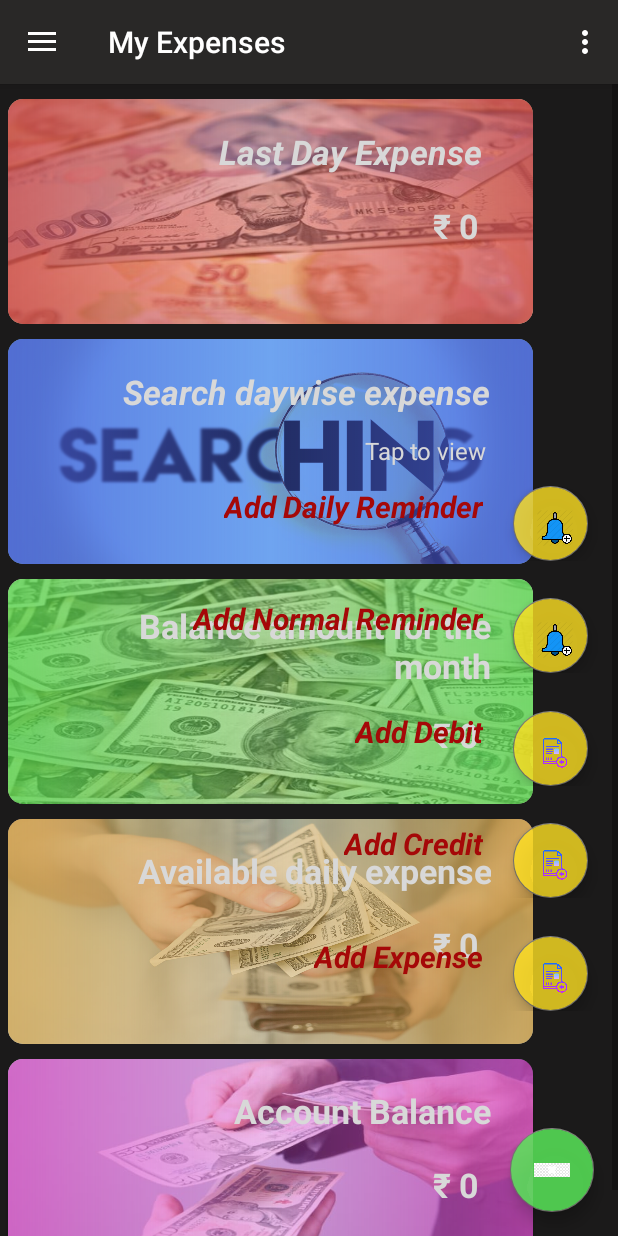
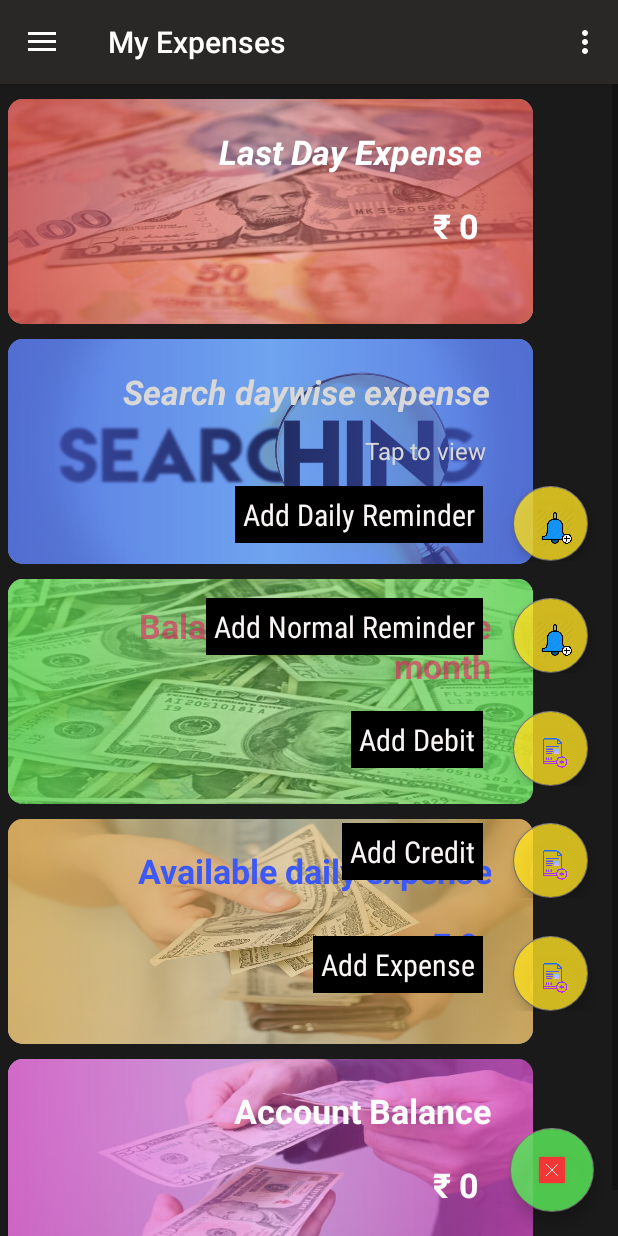
Before and after one commit to vimal97/Jarvis, an Android app: the dashboard screen opened directly, with no data from a screen before it, in the side drawer, after a tap on "My Expenses", on a phone screen of 412 x 824 dp. Run offline under Robolectric (Android 15) with nearby library versions, the phone set to English and light mode, and no system bars; our stand-ins replace navigation-ui.

Commit message:
Certain UI modifications

```diff
--- a/app/src/main/res/layout/app_bar_dashboard.xml
+++ b/app/src/main/res/layout/app_bar_dashboard.xml
@@ -53,7 +53,10 @@
             android:text="Add Daily Reminder"
             android:layout_gravity="right"
             android:textColor="@color/floating_menu"
-            android:textStyle="bold|italic"
+            android:padding="5dp"
+            android:background="@android:color/black"
+            android:fontFamily="sans-serif-condensed"
+            android:textStyle="normal"
             android:textSize="20dp"
             android:layout_marginTop="10dp"
             android:layout_marginRight="20dp"
@@ -88,7 +91,10 @@
             android:text="Add Normal Reminder"
             android:layout_gravity="right"
             android:textColor="@color/floating_menu"
-            android:textStyle="bold|italic"
+            android:padding="5dp"
+            android:background="@android:color/black"
+            android:fontFamily="sans-serif-condensed"
+            android:textStyle="normal"
             android:textSize="20dp"
             android:layout_marginTop="10dp"
             android:layout_marginRight="20dp"
@@ -123,7 +129,10 @@
             android:text="Add Debit"
             android:layout_gravity="right"
             android:textColor="@color/floating_menu"
-            android:textStyle="bold|italic"
+            android:padding="5dp"
+            android:background="@android:color/black"
+            android:fontFamily="sans-serif-condensed"
+            android:textStyle="normal"
             android:textSize="20dp"
             android:layout_marginTop="10dp"
             android:layout_marginRight="20dp"
@@ -158,7 +167,10 @@
             android:text="Add Credit"
             android:layout_gravity="right"
             android:textColor="@color/floating_menu"
-            android:textStyle="bold|italic"
+            android:padding="5dp"
+            android:background="@android:color/black"
+            android:fontFamily="sans-serif-condensed"
+            android:textStyle="normal"
             android:textSize="20dp"
             android:layout_marginTop="10dp"
             android:layout_marginRight="20dp"
@@ -192,7 +204,10 @@
             android:text="Add Expense"
             android:layout_gravity="right"
             android:textColor="@color/floating_menu"
-            android:textStyle="bold|italic"
+            android:padding="5dp"
+            android:background="@android:color/black"
+            android:fontFamily="sans-serif-condensed"
+            android:textStyle="normal"
             android:textSize="20dp"
             android:layout_marginTop="10dp"
             android:layout_marginRight="20dp"
--- a/app/src/main/res/layout/fragment_expenses.xml
+++ b/app/src/main/res/layout/fragment_expenses.xml
@@ -57,7 +57,7 @@
                         android:layout_marginRight="20dp"
                         android:fontFamily="sans-serif"
                         android:text="Last Day Expense"
-                        android:textColor="@color/cardViewHeadline"
+                        android:textColor="@color/expense_card_headline_1"
                         android:textSize="22.5dp"
                         android:textStyle="bold|italic"
                         app:layout_constraintBottom_toBottomOf="parent"
@@ -74,7 +74,7 @@
                         android:layout_marginTop="10dp"
                         android:layout_marginRight="20dp"
                         android:text="\u20B9 0"
-                        android:textColor="@color/cardViewHeadline"
+                        android:textColor="@color/expense_card_headline_1"
                         android:textSize="22.5dp"
                         android:textStyle="bold"
                         app:layout_constraintBottom_toBottomOf="parent"
@@ -126,7 +126,7 @@
                         android:layout_marginRight="20dp"
                         android:fontFamily="sans-serif"
                         android:text="Search daywise expense"
-                        android:textColor="@color/cardViewHeadline"
+                        android:textColor="@color/expense_card_headline_2"
                         android:textSize="22.5dp"
                         android:textStyle="bold|italic"
                         app:layout_constraintBottom_toBottomOf="parent"
@@ -141,7 +141,7 @@
                         android:layout_width="wrap_content"
                         android:layout_height="wrap_content"
                         android:text="Tap to view"
-                        android:textColor="@color/cardViewHeadline"
+                        android:textColor="@color/expense_card_headline_2"
                         android:textSize="16dp"
                         app:layout_constraintBottom_toBottomOf="parent"
                         app:layout_constraintEnd_toEndOf="parent"
@@ -195,7 +195,7 @@
                         android:text="Balance amount for the month"
                         android:textSize="22.5sp"
                         android:textStyle="bold"
-                        android:textColor="@color/cardViewHeadline"
+                        android:textColor="@color/expense_card_headline_3"
                         app:layout_constraintBottom_toBottomOf="parent"
                         app:layout_constraintEnd_toEndOf="parent"
                         app:layout_constraintHorizontal_bias="0.9"
@@ -210,7 +210,7 @@
                         android:layout_marginTop="10dp"
                         android:layout_marginRight="20dp"
                         android:text="\u20B9 0"
-                        android:textColor="@color/cardViewHeadline"
+                        android:textColor="@color/expense_card_headline_3"
                         android:textSize="22.5dp"
                         android:textStyle="bold"
                         app:layout_constraintBottom_toBottomOf="parent"
@@ -267,7 +267,7 @@
                         android:text="Available daily expense"
                         android:textSize="22.5sp"
                         android:textStyle="bold"
-                        android:textColor="@color/cardViewHeadline"
+                        android:textColor="@color/expense_card_headline_4"
                         app:layout_constraintBottom_toBottomOf="parent"
                         app:layout_constraintEnd_toEndOf="parent"
                         app:layout_constraintHorizontal_bias="0.9"
@@ -282,7 +282,7 @@
                         android:layout_marginTop="10dp"
                         android:layout_marginRight="20dp"
                         android:text="\u20B9 0"
-                        android:textColor="@color/cardViewHeadline"
+                        android:textColor="@color/expense_card_headline_4"
                         android:textSize="22.5dp"
                         android:textStyle="bold"
                         app:layout_constraintBottom_toBottomOf="parent"
@@ -339,7 +339,7 @@
                         android:text="Account Balance"
                         android:textSize="22.5sp"
                         android:textStyle="bold"
-                        android:textColor="@color/cardViewHeadline"
+                        android:textColor="@color/expense_card_headline_5"
                         app:layout_constraintBottom_toBottomOf="parent"
                         app:layout_constraintEnd_toEndOf="parent"
                         app:layout_constraintHorizontal_bias="0.9"
@@ -354,7 +354,7 @@
                         android:layout_marginTop="10dp"
                         android:layout_marginRight="20dp"
                         android:text="\u20B9 0"
-                        android:textColor="@color/cardViewHeadline"
+                        android:textColor="@color/expense_card_headline_5"
                         android:textSize="22.5dp"
                         android:textStyle="bold"
                         app:layout_constraintBottom_toBottomOf="parent"
--- a/app/src/main/res/values/colors.xml
+++ b/app/src/main/res/values/colors.xml
@@ -12,6 +12,11 @@
     <color name="floating_button">#D759E859</color>
     <color name="floating_button_secondary">#CBFFE122</color>
     <color name="cardViewHeadline">#D8D8D8</color>
-    <color name="floating_menu">#A50808</color>
+    <color name="expense_card_headline_1">#FFFFFF</color>
+    <color name="expense_card_headline_2">#D8D8D8</color>
+    <color name="expense_card_headline_3">#99E91E63</color>
+    <color name="expense_card_headline_4">#3C58F6</color>
+    <color name="expense_card_headline_5">#FDFCFC</color>
+    <color name="floating_menu">#FAF6F6</color>
     <color name="floating_close">#DFE31717</color>
 </resources>
```
Also changed, not shown: app/src/main/res/layout/credit_container.xml (+24 -12 lines), app/src/main/res/layout/debit_container.xml (+28 -16 lines), app/src/main/res/drawable/close.png, app/src/main/res/drawable/user_icon.png (added).
